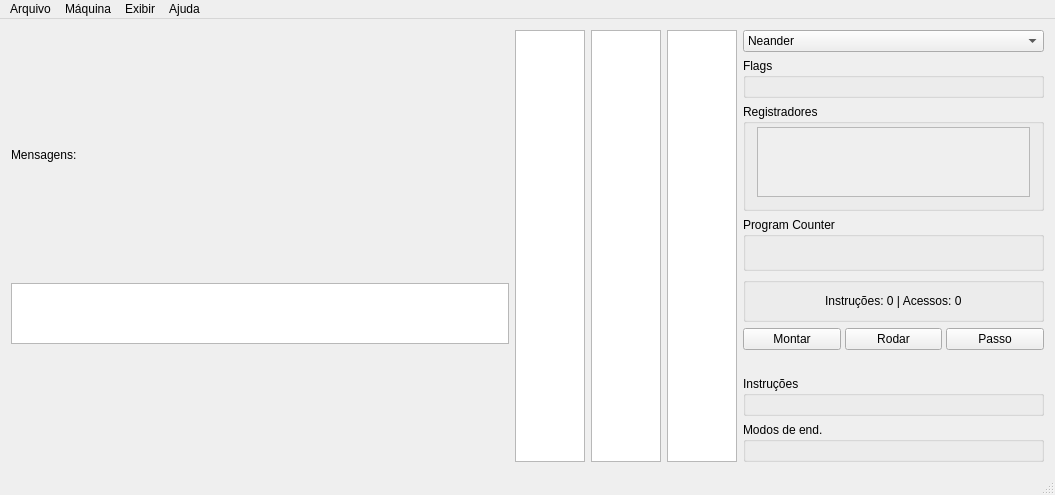
Before: the Qt Designer form src/gui/hidragui.ui in petcomputacaoufrgs/hidracpp, drawn with Qt 5.
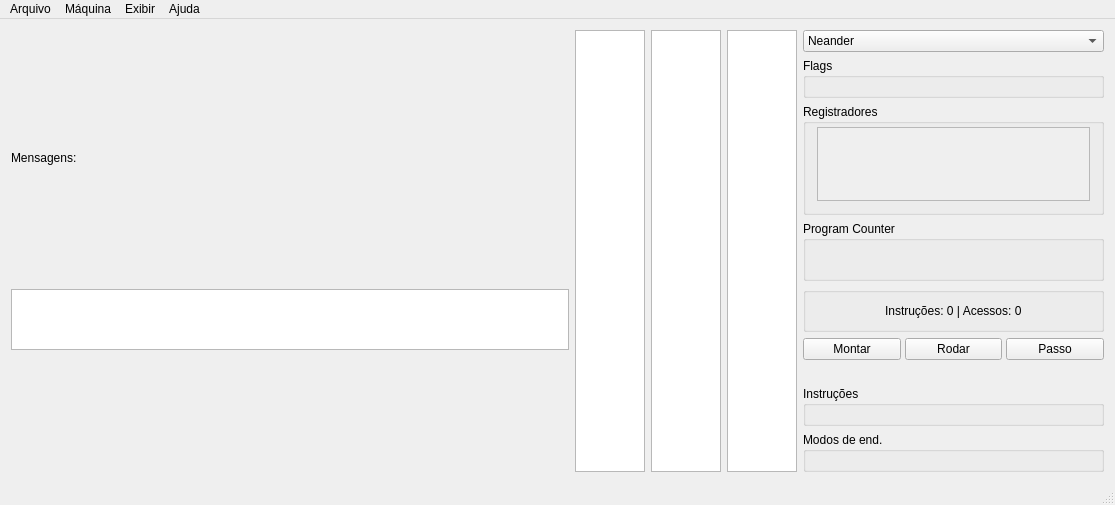
After: the same form once the commit is applied.

The edit to the form file:
```diff
--- a/src/gui/hidragui.ui
+++ b/src/gui/hidragui.ui
@@ -6,8 +6,8 @@
    <rect>
     <x>0</x>
     <y>0</y>
-    <width>1055</width>
-    <height>495</height>
+    <width>1115</width>
+    <height>505</height>
    </rect>
   </property>
   <property name="windowTitle">
@@ -323,7 +323,7 @@
                <x>0</x>
                <y>0</y>
                <width>279</width>
-               <height>81</height>
+               <height>86</height>
               </rect>
              </property>
              <layout class="QHBoxLayout" name="horizontalLayout_3">
@@ -637,7 +637,7 @@
     <rect>
      <x>0</x>
      <y>0</y>
-     <width>1055</width>
+     <width>1115</width>
      <height>21</height>
     </rect>
    </property>
```
Left out of the diff: 18 changed lines with no effect on the pictures.
